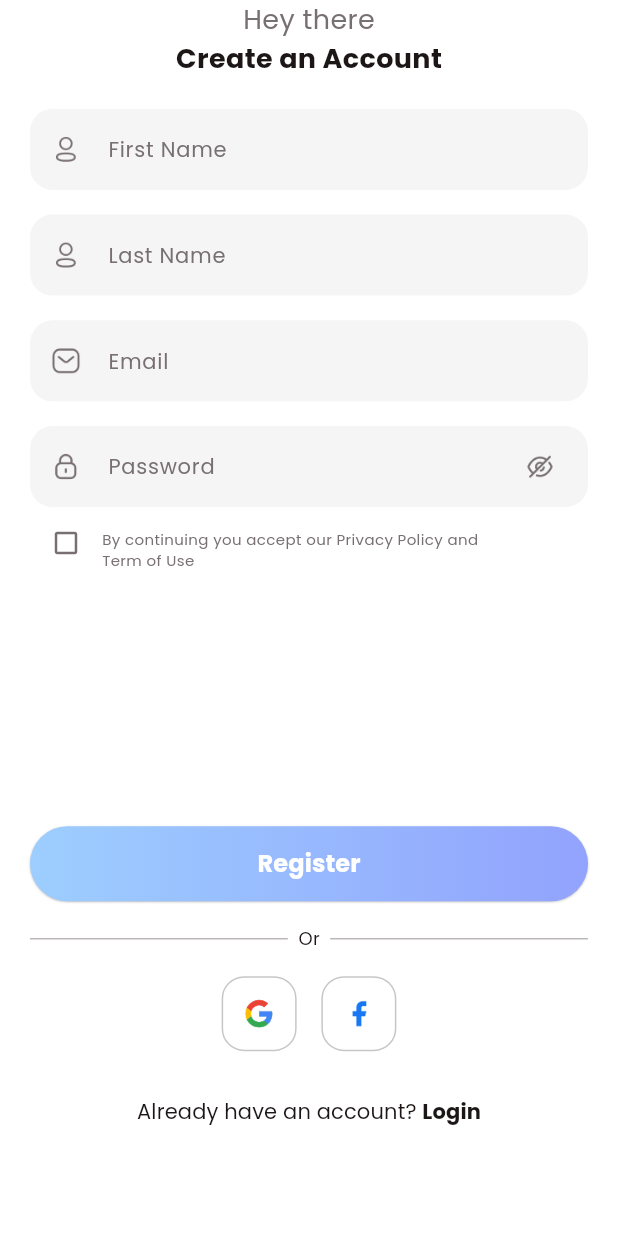
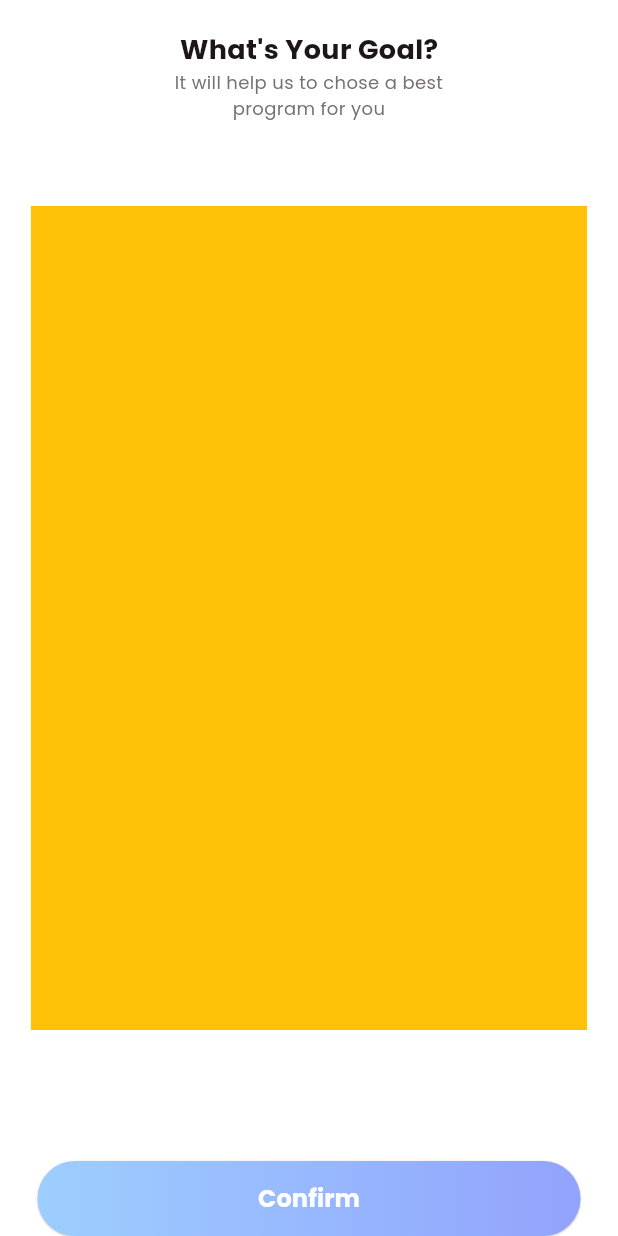
Before and after one commit to aagh20190-code/upwards, a Flutter app: the screen it shows after launch, on a phone screen of 412 x 824 dp. Run offline on Flutter 3.47's test engine with Material 3 defaults, Android fonts, the phone set to English and light mode, and no system bars; drawn by our look-alikes of carousel_slider.

```diff
--- a/lib/main.dart
+++ b/lib/main.dart
@@ -2,6 +2,7 @@ import 'package:flutter/material.dart';
 import 'package:upwards2/common/colo_extension.dart';
 import 'package:upwards2/view/login/completeProfileView.dart';
 import 'package:upwards2/view/login/signup_view.dart';
+import 'package:upwards2/view/login/whatyourgoal_view.dart';
 import 'package:upwards2/view/on_boarding/on_boarding_view.dart';
 import 'package:upwards2/view/on_boarding/started_view.dart';
 
@@ -37,7 +38,7 @@ class MyApp extends StatelessWidget {
         primaryColor: TColor.primaryColor1,
         fontFamily: "Poppins"
       ),
-      home: const SignupView(),
+      home: const WhatyourgoalView(),
     );
   }
 }
--- /dev/null
+++ b/lib/view/login/whatyourgoal_view.dart
@@ -0,0 +1,79 @@
+
+import 'package:carousel_slider/carousel_slider.dart';
+import 'package:flutter/material.dart' hide CarouselController;
+import 'package:upwards2/common/colo_extension.dart';
+import 'package:upwards2/common_widget/round_button.dart';
+
+class WhatyourgoalView extends StatefulWidget {
+  const WhatyourgoalView({super.key});
+
+  @override
+  State<WhatyourgoalView> createState() => _WhatyourgoalViewState();
+}
+
+class _WhatyourgoalViewState extends State<WhatyourgoalView> {
+
+  CarouselController buttonCarouselController = CarouselController();
+
+  @override
+  Widget build(BuildContext context) {
+    var media = MediaQuery.of(context).size;
+    return Scaffold(
+      backgroundColor: TColor.white,
+      body: SafeArea(child:
+      Stack(
+        children: [
+          Center(
+            child: CarouselSlider(
+              items: ["assets/img/sign1.png","assets/img/sign2.png","assets/img/sign3.png"].map((gObject)=>Container(color: Colors.amber,)).toList(),
+              carouselController: buttonCarouselController,
+              options: CarouselOptions(
+                autoPlay: false,
+                enlargeCenterPage: true,
+                viewportFraction: 0.9,
+                aspectRatio: 0.75,
+                initialPage: 0,
+              ),
+            ),
+          ),
+
+          Container(
+            padding:const EdgeInsets.symmetric(horizontal: 25.0),
+            width: media.width,
+            child: Column(
+              children: [
+                 SizedBox(
+                    height: media.width*0.05,
+                  ),
+
+                  Text(
+                  "What's Your Goal?",
+                  style: TextStyle(color: TColor.black,
+                  fontSize: 18,
+                  fontWeight: FontWeight.w700),
+                  ),
+
+                  Text(
+                  "It will help us to chose a best\nprogram for you",
+                    textAlign: TextAlign.center,
+                  style: TextStyle(color: TColor.grey,
+                  fontSize: 12),
+                  ),
+                  const Spacer(),
+
+                  SizedBox(height: media.width*0.05,
+                  ),
+
+                  RoundButton(title: "Confirm",
+                onPressed: (){
+                  Navigator.push(context, MaterialPageRoute(
+                    builder: (context) =>const WhatyourgoalView(),));
+                      },),
+              ],
+            ),
+          )
+        ],
+      )),
+    );
+  }
+}
--- a/pubspec.yaml
+++ b/pubspec.yaml
@@ -34,6 +34,7 @@ dependencies:
   # The following adds the Cupertino Icons font to your application.
   # Use with the CupertinoIcons class for iOS style icons.
   cupertino_icons: ^1.0.8
+  carousel_slider: ^4.2.1
 
 dev_dependencies:
   flutter_test:
```
Also changed, not shown: lib/view/login/completeProfileView.dart (+31 -6 lines), pubspec.lock.
